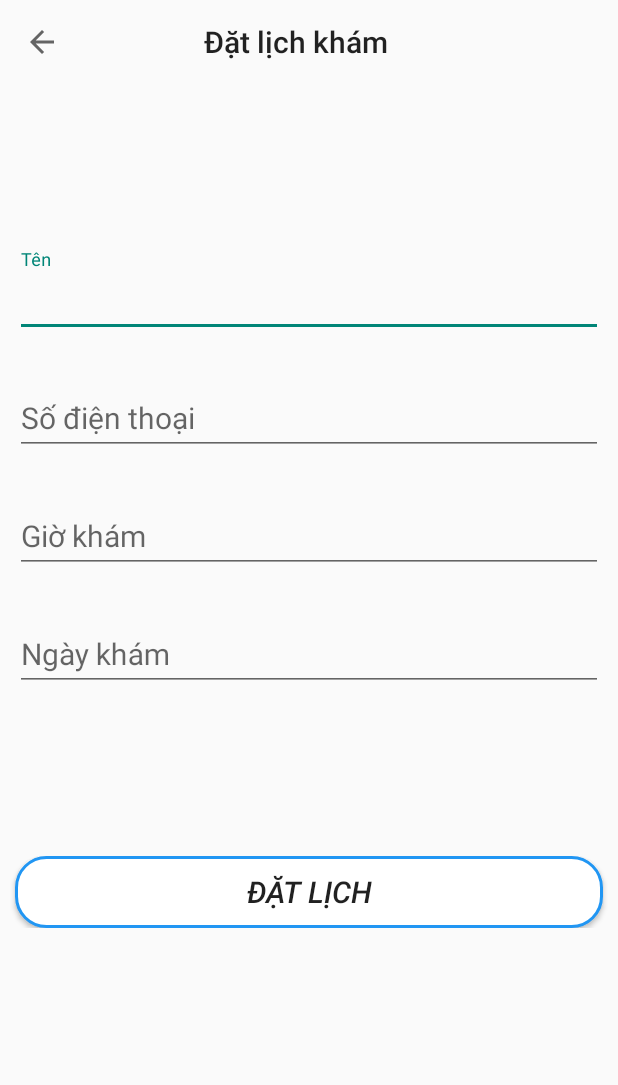
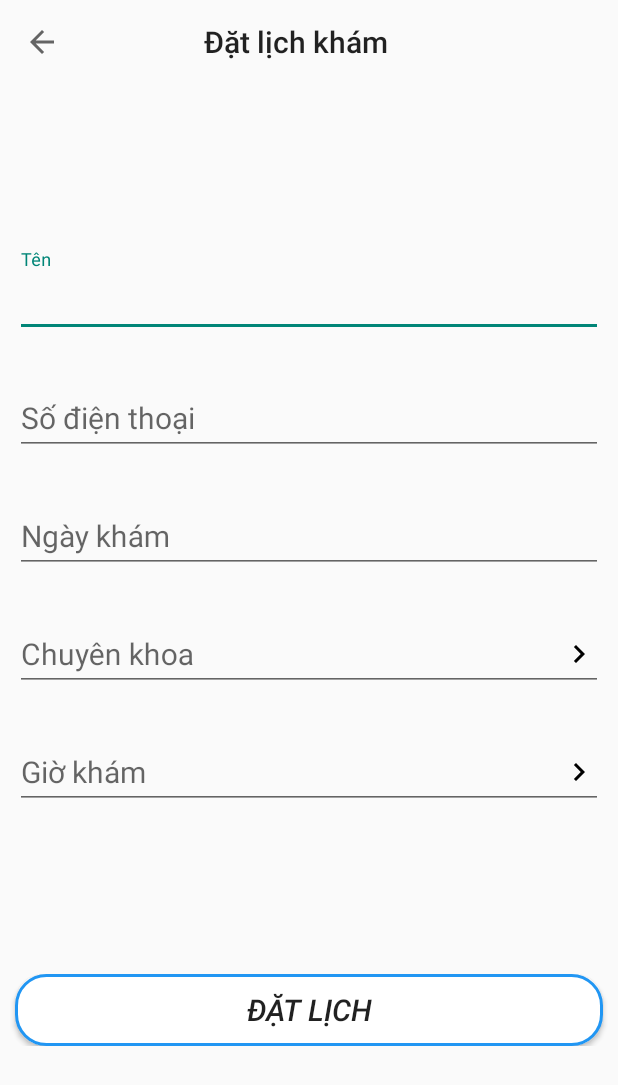
Before and after one commit to VanDoanh2301/btl_ltnc, an Android app: the layout activity_appointment.xml on its own in the app's theme, with its tools: preview values and no code run, on a phone screen of 412 x 824 dp. Shown: the top 1085 px of the screen. Run offline under Robolectric (Android 15) with nearby library versions, the phone set to English and light mode, and no system bars.

```diff
--- /dev/null
+++ b/app/src/main/java/com/example/khambenh/AppointmentActivity.java
@@ -0,0 +1,14 @@
+package com.example.khambenh;
+
+import androidx.appcompat.app.AppCompatActivity;
+
+import android.os.Bundle;
+
+public class AppointmentActivity extends AppCompatActivity {
+
+    @Override
+    protected void onCreate(Bundle savedInstanceState) {
+        super.onCreate(savedInstanceState);
+        setContentView(R.layout.activity_appointment);
+    }
+}
--- a/app/src/main/java/com/example/khambenh/Appointmentactivity.java
+++ /dev/null
@@ -1,6 +0,0 @@
-package com.example.khambenh;
-
-import android.app.Activity;
-
-public class Appointmentactivity extends Activity {
-}
--- a/app/src/main/java/com/example/khambenh/model/adapter/Doctor.java
+++ /dev/null
@@ -1,4 +0,0 @@
-package com.example.khambenh.model.adapter;
-
-public class Doctor {
-}
--- a/app/src/main/java/com/example/khambenh/model/api/ApiService.java
+++ b/app/src/main/java/com/example/khambenh/model/api/ApiService.java
@@ -1,6 +1,6 @@
 package com.example.khambenh.model.api;
 
-import com.example.khambenh.model.adapter.ContentDoctor;
+import com.example.khambenh.model.domain.ContentDoctor;
 
 import retrofit2.Call;
 import retrofit2.http.GET;
--- a/app/src/main/java/com/example/khambenh/model/api/RetrofitClient.java
+++ b/app/src/main/java/com/example/khambenh/model/api/RetrofitClient.java
@@ -13,6 +13,7 @@ public class RetrofitClient {
 
     public static  ApiService getRetrofit() {
         Gson gson = new GsonBuilder()
+                .setDateFormat("HH:mm:ss")
                 .setLenient().create();
         retrofit = new Retrofit.Builder().baseUrl(BASE_URL)
                 .addConverterFactory(ScalarsConverterFactory.create())
--- /dev/null
+++ b/app/src/main/res/drawable/baseline_keyboard_arrow_right_24.xml
@@ -0,0 +1,5 @@
+<vector android:autoMirrored="true" android:height="24dp"
+    android:tint="#000000" android:viewportHeight="24"
+    android:viewportWidth="24" android:width="24dp" xmlns:android="http://schemas.android.com/apk/res/android">
+    <path android:fillColor="@android:color/white" android:pathData="M8.59,16.59L13.17,12 8.59,7.41 10,6l6,6 -6,6 -1.41,-1.41z"/>
+</vector>
--- a/app/src/main/res/layout/layout_appointment_doctor.xml
+++ b/app/src/main/res/layout/activity_appointment.xml
@@ -5,7 +5,7 @@
     android:layout_width="match_parent"
     android:layout_height="match_parent"
     android:orientation="vertical"
-    tools:context=".Appointmentactivity">
+    tools:context=".AppointmentActivity">
     <androidx.appcompat.widget.Toolbar
         android:id="@+id/Toolbar_view"
         android:layout_width="match_parent"
@@ -51,20 +51,6 @@
             android:layout_height="wrap_content"
             android:layout_margin="10dp">
             <com.google.android.material.textfield.TextInputEditText
-                android:id="@+id/category_index"
-                android:layout_width="match_parent"
-                android:layout_height="wrap_content"
-                android:inputType="date"
-                android:textColorHint="#3F51B5"
-                android:textSize="20sp"
-                android:hint="Giờ khám" />
-        </com.google.android.material.textfield.TextInputLayout>
-        <com.google.android.material.textfield.TextInputLayout
-            style="@style/ThemeOverlay.Material3.TextInputEditText.OutlinedBox"
-            android:layout_width="match_parent"
-            android:layout_height="wrap_content"
-            android:layout_margin="10dp">
-            <com.google.android.material.textfield.TextInputEditText
                 android:id="@+id/category_name"
                 android:layout_width="match_parent"
                 android:layout_height="wrap_content"
@@ -74,7 +60,36 @@
                 android:textColorHint="#3F51B5"
                 />
         </com.google.android.material.textfield.TextInputLayout>
-
+        <com.google.android.material.textfield.TextInputLayout
+            style="@style/ThemeOverlay.Material3.TextInputEditText.OutlinedBox"
+            android:layout_width="match_parent"
+            android:layout_height="wrap_content"
+            android:layout_margin="10dp">
+            <AutoCompleteTextView
+                android:layout_width="match_parent"
+                android:layout_height="wrap_content"
+                android:hint="Chuyên khoa"
+                android:inputType="time"
+                android:textSize="20sp"
+                android:textColorHint="#3F51B5"
+                android:drawableRight="@drawable/baseline_keyboard_arrow_right_24"
+                />
+        </com.google.android.material.textfield.TextInputLayout>
+        <com.google.android.material.textfield.TextInputLayout
+            style="@style/ThemeOverlay.Material3.TextInputEditText.OutlinedBox"
+            android:layout_width="match_parent"
+            android:layout_height="wrap_content"
+            android:layout_margin="10dp">
+            <com.google.android.material.textfield.TextInputEditText
+                android:layout_width="match_parent"
+                android:layout_height="wrap_content"
+                android:inputType="date"
+                android:textColorHint="#3F51B5"
+                android:textSize="20sp"
+                android:hint="Giờ khám"
+                android:drawableRight="@drawable/baseline_keyboard_arrow_right_24"
+                />
+        </com.google.android.material.textfield.TextInputLayout>
         <LinearLayout
             android:layout_width="match_parent"
             android:layout_height="wrap_content"
--- a/app/src/main/res/layout/activity_doctor.xml
+++ b/app/src/main/res/layout/activity_doctor.xml
@@ -36,6 +36,7 @@
         android:layout_width="match_parent"
         android:layout_height="wrap_content">
         <androidx.recyclerview.widget.RecyclerView
+            android:id="@+id/rc_doctor"
             android:layout_marginStart="10dp"
             android:layout_marginEnd="10dp"
             android:layout_width="match_parent"
```
Also changed, not shown: app/src/main/AndroidManifest.xml (+6 -2 lines), app/src/main/java/com/example/khambenh/DoctorActivity.java (+52 -0 lines), app/src/main/java/com/example/khambenh/MainActivity.java (+12 -26 lines), app/src/main/java/com/example/khambenh/controller/adapter/DoctorAdapter.java (added, +69 -0 lines), app/src/main/java/com/example/khambenh/model/domain/ContentDoctor.java (renamed from app/src/main/java/com/example/khambenh/model/adapter/ContentDoctor.java, +5 -4 lines), app/src/main/java/com/example/khambenh/model/domain/Doctor.java (added, +132 -0 lines), app/src/main/java/com/example/khambenh/model/domain/Specialist.java (added, +64 -0 lines), app/src/main/res/layout/layout_list_doctor.xml (+18 -12 lines).
